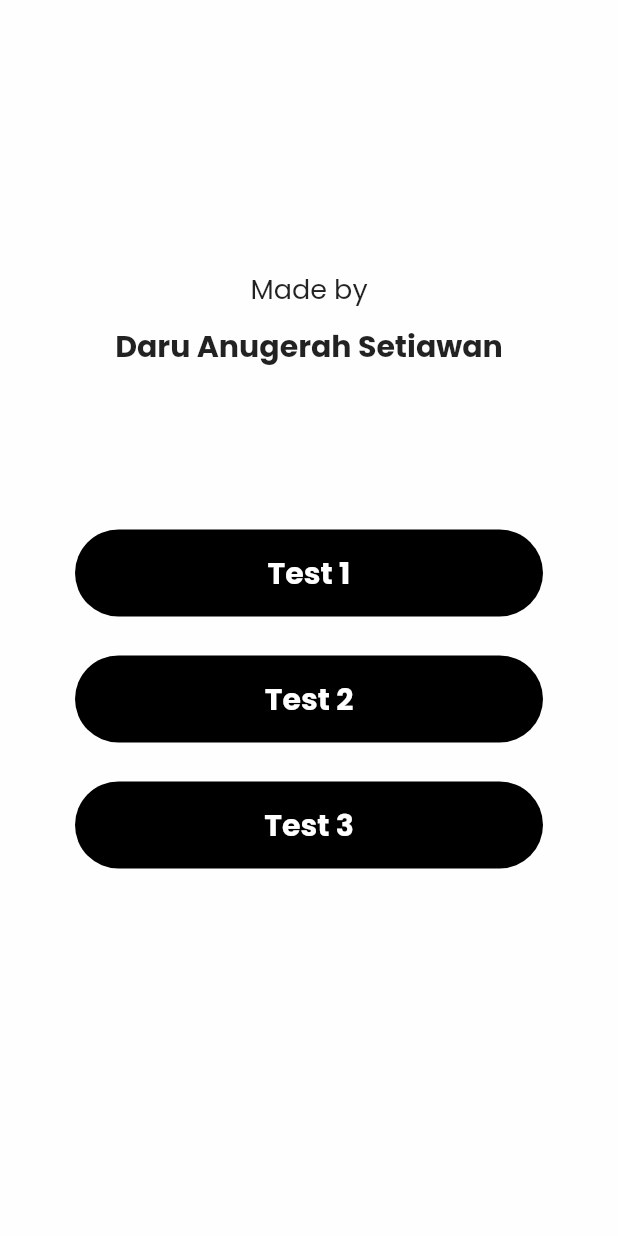
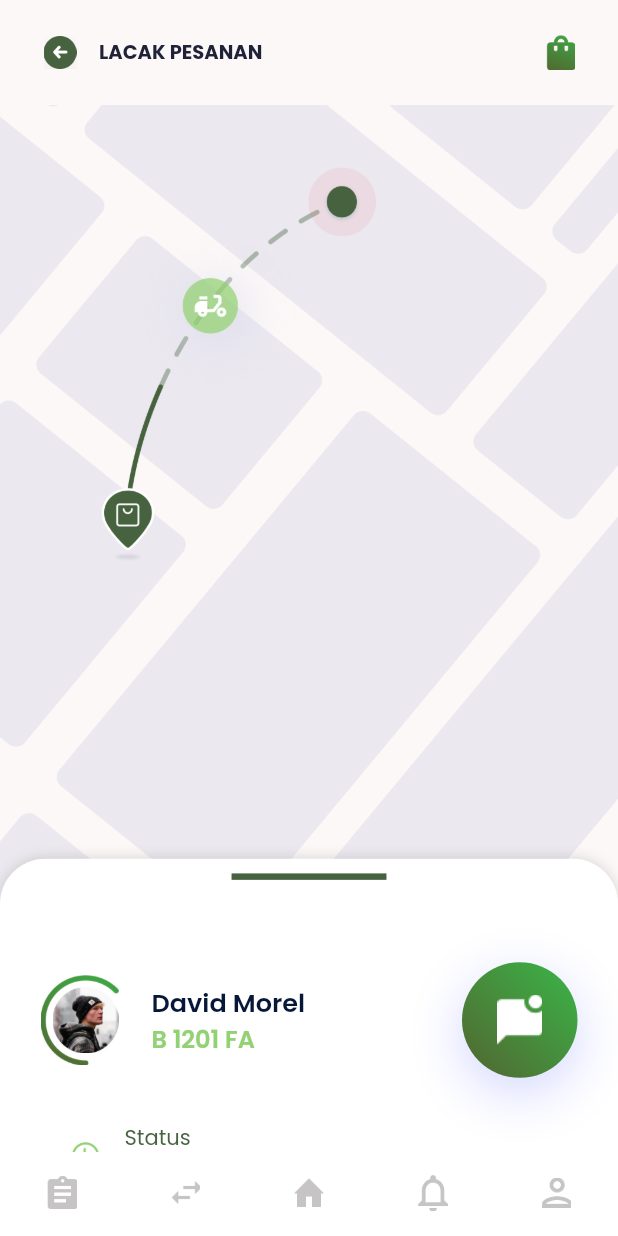
Before and after one commit to daruanugerah/test-ordo-daruanugerah, a Flutter app: the screen it shows after launch, after a tap on "Test 1", on a phone screen of 412 x 824 dp. Run offline on Flutter 3.47's test engine with Material 2 defaults, Android fonts, the phone set to English and light mode, and no system bars; our stand-ins replace equatable, flutter_spinkit, google_fonts.

Commit message:
slicing test1 page

```diff
--- a/lib/pages/main_page.dart
+++ b/lib/pages/main_page.dart
@@ -1,4 +1,5 @@
 import 'package:flutter/material.dart';
+import 'package:test_ordo/pages/test1_page.dart';
 import 'package:test_ordo/pages/test2_page.dart';
 import 'package:test_ordo/pages/test3_page.dart';
 import 'package:test_ordo/theme.dart';
@@ -43,7 +44,14 @@ class MainPage extends StatelessWidget {
               height: 58,
               width: double.infinity,
               child: TextButton(
-                onPressed: () {},
+                onPressed: () {
+                  Navigator.push(
+                    context,
+                    MaterialPageRoute(
+                      builder: (context) => Test1Page(),
+                    ),
+                  );
+                },
                 style: TextButton.styleFrom(
                   backgroundColor: Colors.black,
                   shape: RoundedRectangleBorder(
--- /dev/null
+++ b/lib/pages/test1_page.dart
@@ -0,0 +1,218 @@
+import 'package:flutter/material.dart';
+import 'package:test_ordo/theme.dart';
+import 'package:test_ordo/widgets/catatan_pesanan_widget.dart';
+import 'package:test_ordo/widgets/driver_timeline_widget.dart';
+import 'package:test_ordo/widgets/driver_widget.dart';
+import 'package:test_ordo/widgets/order_item_widget.dart';
+
+class Test1Page extends StatelessWidget {
+  @override
+  Widget build(BuildContext context) {
+    Widget bottomNavBar() {
+      return BottomNavigationBar(
+        showSelectedLabels: false,
+        showUnselectedLabels: false,
+        type: BottomNavigationBarType.fixed,
+        backgroundColor: Colors.white,
+        elevation: 0,
+        items: [
+          BottomNavigationBarItem(
+            icon: Image.asset(
+              'assets/icon-note-grey.png',
+              width: 20,
+            ),
+            label: '',
+          ),
+          BottomNavigationBarItem(
+            icon: Image.asset(
+              'assets/icon-swap.png',
+              width: 20,
+            ),
+            label: '',
+          ),
+          BottomNavigationBarItem(
+            icon: Image.asset(
+              'assets/icon-home.png',
+              width: 20,
+            ),
+            label: '',
+          ),
+          BottomNavigationBarItem(
+            icon: Image.asset(
+              'assets/icon-ring-grey.png',
+              width: 20,
+            ),
+            label: '',
+          ),
+          BottomNavigationBarItem(
+            icon: Image.asset(
+              'assets/icon-profile.png',
+              width: 20,
+            ),
+            label: '',
+          ),
+        ],
+      );
+    }
+
+    Widget header() {
+      return Container(
+        padding: EdgeInsets.symmetric(
+          horizontal: 29,
+        ),
+        height: 70,
+        child: Row(
+          mainAxisAlignment: MainAxisAlignment.spaceBetween,
+          children: [
+            Row(
+              children: [
+                GestureDetector(
+                  onTap: () {
+                    Navigator.pop(context);
+                  },
+                  child: Image.asset(
+                    'assets/icon-back-green.png',
+                    width: 22,
+                  ),
+                ),
+                SizedBox(
+                  width: 15,
+                ),
+                Text(
+                  'LACAK PESANAN',
+                  style: textStyle.copyWith(
+                    fontSize: 13,
+                    fontWeight: semiBold,
+                    color: blackColor21,
+                  ),
+                )
+              ],
+            ),
+            Image.asset(
+              'assets/icon-cart.png',
+              width: 19,
+            ),
+          ],
+        ),
+      );
+    }
+
+    Widget maps() {
+      return Stack(
+        children: [
+          Container(
+            height: MediaQuery.of(context).size.height * 0.75,
+            decoration: BoxDecoration(
+              image: DecorationImage(
+                image: AssetImage('assets/image-maps.png'),
+                fit: BoxFit.cover,
+              ),
+            ),
+          ),
+          Positioned(
+            top: 15,
+            left: 60,
+            child: Image.asset(
+              'assets/image-tracking.png',
+              width: 200,
+            ),
+          )
+        ],
+      );
+    }
+
+    Widget draggableSheet() {
+      return Positioned.fill(
+        bottom: 0,
+        child: DraggableScrollableSheet(
+          initialChildSize: 0.28,
+          minChildSize: 0.28,
+          maxChildSize: 0.5,
+          builder: (context, scrollController) {
+            return Container(
+              decoration: BoxDecoration(
+                borderRadius: BorderRadius.only(
+                  topLeft: Radius.circular(30),
+                  topRight: Radius.circular(30),
+                ),
+                color: Colors.white,
+                boxShadow: [
+                  BoxShadow(
+                    color: Color(0xff716969).withOpacity(0.25),
+                    blurRadius: 7,
+                  )
+                ],
+              ),
+              child: Column(
+                children: [
+                  SizedBox(height: 9.7),
+                  Container(
+                    height: 4.31,
+                    width: 103.27,
+                    color: greenColor11,
+                  ),
+                  SizedBox(
+                    height: 5,
+                  ),
+                  Expanded(
+                    child: ListView(
+                      controller: scrollController,
+                      children: [
+                        SizedBox(height: 50),
+                        DriverWidget(),
+                        DriverTimelineWidget(),
+                        Container(
+                          padding: EdgeInsets.symmetric(horizontal: 16),
+                          width: double.infinity,
+                          child: Column(
+                            crossAxisAlignment: CrossAxisAlignment.start,
+                            children: [
+                              SizedBox(
+                                height: 19,
+                              ),
+                              Text(
+                                'PESANAN',
+                                style: textStyle.copyWith(
+                                  fontWeight: FontWeight.w600,
+                                  color: Colors.black,
+                                ),
+                              ),
+                              OrderItemWidget(),
+                              OrderItemWidget(),
+                              SizedBox(height: 24.43),
+                              CatatanPesananWidget(),
+                            ],
+                          ),
+                        ),
+                      ],
+                    ),
+                  ),
+                ],
+              ),
+            );
+          },
+        ),
+      );
+    }
+
+    return Scaffold(
+      backgroundColor: backgroundColor,
+      bottomNavigationBar: bottomNavBar(),
+      body: SafeArea(
+        child: Column(
+          children: [
+            header(),
+            Expanded(
+              child: Stack(
+                children: [
+                  maps(),
+                  draggableSheet(),
+                ],
+              ),
+            ),
+          ],
+        ),
+      ),
+    );
+  }
+}
--- /dev/null
+++ b/lib/widgets/catatan_pesanan_widget.dart
@@ -0,0 +1,34 @@
+import 'package:flutter/material.dart';
+import 'package:test_ordo/theme.dart';
+
+class CatatanPesananWidget extends StatelessWidget {
+  @override
+  Widget build(BuildContext context) {
+    return Column(
+      crossAxisAlignment: CrossAxisAlignment.start,
+      children: [
+        Text(
+          'Catatan Pesanan',
+          style: textStyle.copyWith(
+            fontWeight: FontWeight.w600,
+            color: Colors.black,
+          ),
+        ),
+        SizedBox(
+          height: 6,
+        ),
+        Text(
+          'Lorem ipsum dolor sit amet, consectetur adipiscing elit, sed do eiusmod tempor '
+          'incididunt ut labore et dolore magna ullamco laboris nisi ut aliquip ex ea commodo .',
+          style: textStyle.copyWith(
+            fontSize: 11,
+            color: textColor1,
+          ),
+        ),
+        SizedBox(
+          height: 30,
+        ),
+      ],
+    );
+  }
+}
--- /dev/null
+++ b/lib/widgets/driver_timeline_widget.dart
@@ -0,0 +1,106 @@
+import 'package:flutter/material.dart';
+import 'package:test_ordo/theme.dart';
+
+class DriverTimelineWidget extends StatelessWidget {
+  @override
+  Widget build(BuildContext context) {
+    return Container(
+      padding: EdgeInsets.symmetric(horizontal: 45),
+      child: Column(
+        crossAxisAlignment: CrossAxisAlignment.start,
+        children: [
+          Row(
+            children: [
+              Image.asset(
+                'assets/icon-clock.png',
+                width: 24,
+              ),
+              SizedBox(
+                width: 14,
+              ),
+              Column(
+                crossAxisAlignment: CrossAxisAlignment.start,
+                children: [
+                  Text(
+                    'Status',
+                    style: textStyle.copyWith(
+                      color: greenColor11,
+                    ),
+                  ),
+                  Text(
+                    'Sedang mengambil barang',
+                    style: textStyle.copyWith(
+                      color: blackColor11,
+                      fontSize: 15,
+                      fontWeight: FontWeight.w600,
+                    ),
+                  ),
+                ],
+              ),
+            ],
+          ),
+          Container(
+            width: 24,
+            child: Icon(
+              Icons.circle,
+              size: 4,
+              color: Color(0xff898EBC).withOpacity(0.25),
+            ),
+          ),
+          SizedBox(
+            height: 10,
+          ),
+          Container(
+            width: 24,
+            child: Icon(
+              Icons.circle,
+              size: 5,
+              color: Color(0xff898EBC).withOpacity(0.5),
+            ),
+          ),
+          SizedBox(
+            height: 10,
+          ),
+          Container(
+            width: 24,
+            child: Icon(
+              Icons.circle,
+              size: 6,
+              color: Color(0xff898EBC).withOpacity(0.75),
+            ),
+          ),
+           Row(
+            children: [
+              Image.asset(
+                'assets/icon-marker.png',
+                width: 24,
+              ),
+              SizedBox(
+                width: 14,
+              ),
+              Column(
+                crossAxisAlignment: CrossAxisAlignment.start,
+                children: [
+                  Text(
+                    'Alamat Anda',
+                    style: textStyle.copyWith(
+                      color: greenColor11,
+                    ),
+                  ),
+                  Text(
+                    'Taman Indah Dago No. 612',
+                    style: textStyle.copyWith(
+                      color: blackColor11,
+                      fontSize: 15,
+                      fontWeight: FontWeight.w600,
+                    ),
+                  ),
+                ],
+              ),
+            ],
+          ),
+        ],
+      ),
+    );
+  }
+}
--- /dev/null
+++ b/lib/widgets/driver_widget.dart
@@ -0,0 +1,97 @@
+import 'package:flutter/material.dart';
+import 'package:test_ordo/theme.dart';
+
+class DriverWidget extends StatelessWidget {
+  @override
+  Widget build(BuildContext context) {
+    return Container(
+      padding: EdgeInsets.symmetric(horizontal: 27),
+      margin: EdgeInsets.only(bottom: 30),
+      child: Row(
+        mainAxisAlignment: MainAxisAlignment.spaceBetween,
+        children: [
+          Row(
+            children: [
+              Container(
+                width: 60,
+                height: 60,
+                child: Stack(
+                  children: [
+                    Container(
+                      child: Image.asset(
+                        'assets/image-line-half.png',
+                        fit: BoxFit.cover,
+                      ),
+                    ),
+                    Container(
+                      padding: EdgeInsets.all(8),
+                      width: 60,
+                      height: 60,
+                      child: Image.asset(
+                        'assets/image-profile.png',
+                        fit: BoxFit.cover,
+                      ),
+                    ),
+                  ],
+                ),
+              ),
+              SizedBox(
+                width: 14,
+              ),
+              Column(
+                crossAxisAlignment: CrossAxisAlignment.start,
+                children: [
+                  Text(
+                    'David Morel',
+                    style: textStyle.copyWith(
+                      fontSize: 17,
+                      fontWeight: FontWeight.w600,
+                      color: blackColor11,
+                    ),
+                  ),
+                  Text(
+                    'B 1201 FA',
+                    style: textStyle.copyWith(
+                      fontSize: 16,
+                      fontWeight: FontWeight.w600,
+                      color: greenColor12,
+                    ),
+                  )
+                ],
+              )
+            ],
+          ),
+          Container(
+            height: 77,
+            width: 77,
+            decoration: BoxDecoration(
+              shape: BoxShape.circle,
+              gradient: LinearGradient(
+                colors: [
+                  Color(0xff3AB648),
+                  Color(0xff526430),
+                ],
+                begin: Alignment.topRight,
+                end: Alignment.bottomLeft,
+              ),
+              boxShadow: [
+                BoxShadow(
+                  blurRadius: 30,
+                  offset: Offset(0, 10),
+                  color: Color(0xff4E60FF).withOpacity(0.25),
+                ),
+              ],
+            ),
+            child: Center(
+              child: Image.asset(
+                'assets/icon-message.png',
+                width: 30,
+                fit: BoxFit.cover,
+              ),
+            ),
+          )
+        ],
+      ),
+    );
+  }
+}
--- /dev/null
+++ b/lib/widgets/order_item_widget.dart
@@ -0,0 +1,127 @@
+import 'package:flutter/material.dart';
+import 'package:test_ordo/theme.dart';
+
+class OrderItemWidget extends StatelessWidget {
+  @override
+  Widget build(BuildContext context) {
+    return Container(
+      margin: EdgeInsets.only(top: 19),
+      child: Column(
+        crossAxisAlignment: CrossAxisAlignment.start,
+        children: [
+          Row(
+            mainAxisAlignment: MainAxisAlignment.spaceBetween,
+            children: [
+              Row(
+                children: [
+                  Container(
+                    height: 79,
+                    width: 79,
+                    decoration: BoxDecoration(
+                      shape: BoxShape.circle,
+                      color: Colors.white,
+                      boxShadow: [
+                        BoxShadow(
+                          color: Colors.grey.shade200,
+                          blurRadius: 15,
+                        )
+                      ],
+                    ),
+                    child: Center(
+                      child: Image.asset(
+                        'assets/image-strawberry.png',
+                        width: 65,
+                        fit: BoxFit.cover,
+                      ),
+                    ),
+                  ),
+                  SizedBox(
+                    width: 13,
+                  ),
+                  Column(
+                    crossAxisAlignment: CrossAxisAlignment.start,
+                    children: [
+                      Text(
+                        'Strawberry',
+                        style: textStyleInter.copyWith(
+                          fontSize: 15,
+                          fontWeight: FontWeight.w600,
+                          color: Colors.black,
+                        ),
+                      ),
+                      SizedBox(
+                        height: 4,
+                      ),
+                      Text(
+                        '100 Gram',
+                        style: textStyleInter.copyWith(
+                          fontSize: 11,
+                          color: disableColor1,
+                        ),
+                      ),
+                      SizedBox(
+                        height: 4,
+                      ),
+                      Text(
+                        'Rp 75.000',
+                        style: textStyle.copyWith(
+                          fontSize: 13,
+                          fontWeight: FontWeight.w600,
+                          color: greenColor11,
+                        ),
+                      ),
+                    ],
+                  ),
+                ],
+              ),
+              Row(
+                children: [
+                  Text(
+                    '2 Item',
+                    style: textStyleInter.copyWith(
+                      fontWeight: semiBold,
+                      fontSize: 12,
+                      color: Colors.black,
+                    ),
+                  ),
+                  SizedBox(
+                    width: 60,
+                  )
+                ],
+              )
+            ],
+          ),
+          SizedBox(
+            height: 10,
+          ),
+          Text(
+            'Catatan Item',
+            style: textStyle.copyWith(
+              fontSize: 11,
+              fontWeight: FontWeight.w600,
+              color: Colors.black,
+            ),
+          ),
+          SizedBox(
+            height: 3,
+          ),
+          Text(
+            'Lorem ipsum dolor sit amet, consectetur adipiscing elit, sed do eiusmod tempor '
+            'incididunt ut labore et dolore magna ullamco laboris nisi ut aliquip ex ea commodo .',
+            style: textStyle.copyWith(
+              fontSize: 10,
+              color: textColor1,
+            ),
+          ),
+          SizedBox(
+            height: 14,
+          ),
+          Divider(
+            thickness: 1,
+            color: Colors.black.withOpacity(0.1),
+          )
+        ],
+      ),
+    );
+  }
+}
```
